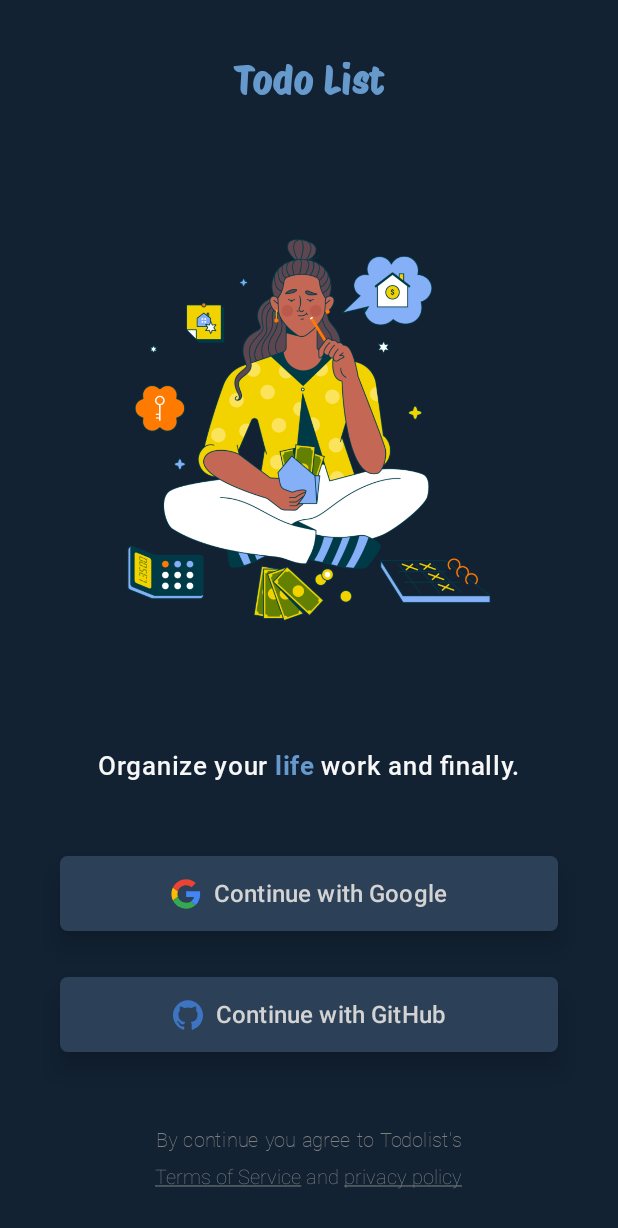
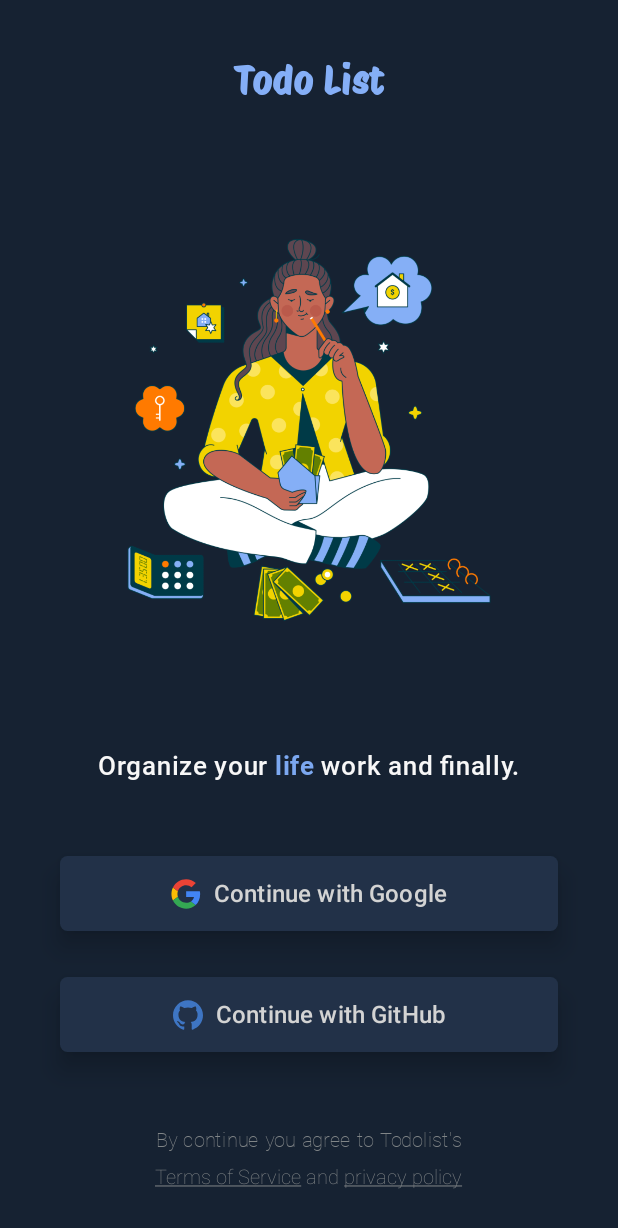
Before and after one commit to BRBXGIT/TodoApp, an Android app built with Jetpack Compose: the screen it shows after launch (MainActivity), on a phone screen of 412 x 824 dp. Shown: the top 1228 px of the screen. Run offline under Robolectric (Android 15) with nearby library versions, the phone set to English and light mode, and no system bars; our stand-ins replace Dagger/Hilt's generated code, Firebase (no records; nobody signed in at launch, a user with empty details on screens opened directly), accompanist.

Commit message:
fixed colors

```diff
--- a/app/src/main/java/com/example/besttodolist/presentation/sign_in/SignInScreen.kt
+++ b/app/src/main/java/com/example/besttodolist/presentation/sign_in/SignInScreen.kt
@@ -61,15 +61,15 @@ fun SignInScreen(
     }
 
     val systemUiController = rememberSystemUiController()
-    systemUiController.setNavigationBarColor(Color(0xff122233))
-    systemUiController.setStatusBarColor(Color(0xff122233))
+    systemUiController.setNavigationBarColor(Color(0xff162232))
+    systemUiController.setStatusBarColor(Color(0xff162232))
 
     val fontForLogo = FontFamily(Font(R.font.protestriot_regular))
 
     Column(
         modifier = Modifier
             .fillMaxSize()
-            .background(Color(0xff122233))
+            .background(Color(0xff162232))
             .padding(start = 20.dp, end = 20.dp)
     ) {
         Box(
@@ -83,7 +83,7 @@ fun SignInScreen(
                 fontWeight = FontWeight.Bold,
                 fontFamily = fontForLogo,
                 fontSize = 25.sp,
-                color = Color(0xff6699CC)
+                color = Color(0xff85aff7)
             )
         }
 
@@ -113,7 +113,7 @@ fun SignInScreen(
                     withStyle(SpanStyle(color = Color(0xfff7f7f7), fontSize = 17.sp)) {
                         append("Organize your ")
                     }
-                    withStyle(SpanStyle(color = Color(0xff6699CC), fontSize = 17.sp, fontWeight = FontWeight.Bold)) {
+                    withStyle(SpanStyle(color = Color(0xff7ca8f0), fontSize = 17.sp, fontWeight = FontWeight.Bold)) {
                         append("life")
                     }
                     withStyle(SpanStyle(color = Color(0xfff7f7f7), fontSize = 17.sp)) {
@@ -138,7 +138,7 @@ fun SignInScreen(
                     .height(50.dp),
                 shape = RoundedCornerShape(5.dp),
                 colors = ButtonDefaults.buttonColors(
-                    containerColor = Color(0xff2C4157),
+                    containerColor = Color(0xff223148),
                     contentColor = Color(0xffD3D3D3)
                 ),
                 elevation = ButtonDefaults.buttonElevation(defaultElevation = 10.dp)
@@ -165,7 +165,7 @@ fun SignInScreen(
                     .height(50.dp),
                 shape = RoundedCornerShape(5.dp),
                 colors = ButtonDefaults.buttonColors(
-                    containerColor = Color(0xff2C4157),
+                    containerColor = Color(0xff223148),
                     contentColor = Color(0xffD3D3D3)
                 ),
                 elevation = ButtonDefaults.buttonElevation(defaultElevation = 10.dp)
@@ -198,7 +198,7 @@ fun SignInScreen(
                 Text(
                     text = "By continue you agree to Todolist's",
                     fontSize = 13.sp,
-                    color = Color(0xff808080),
+                    color = Color(0xff808587),
                     fontWeight = FontWeight.Thin
                 )
                 HyperlinkText(
@@ -206,10 +206,10 @@ fun SignInScreen(
                     linkText = listOf("Terms of Service", "privacy policy"),
                     hyperlinks = listOf("https://github.com/BRBXGIT", "https://github.com/BRBXGIT"),
                     fontSize = 13.sp,
-                    linkTextColor = Color(0xff808080),
+                    linkTextColor = Color(0xff808587),
                     linkTextFontWeight = FontWeight.Thin,
                     linkTextDecoration = TextDecoration.Underline,
-                    fullTextColor = Color(0xff808080)
+                    fullTextColor = Color(0xff808587)
                 )
             }
         }
```
Also changed, not shown: app/src/main/java/com/example/besttodolist/presentation/main_screen/MainScreen.kt (+4 -4 lines), app/src/main/java/com/example/besttodolist/presentation/main_screen/TodoItem.kt (+8 -8 lines).
